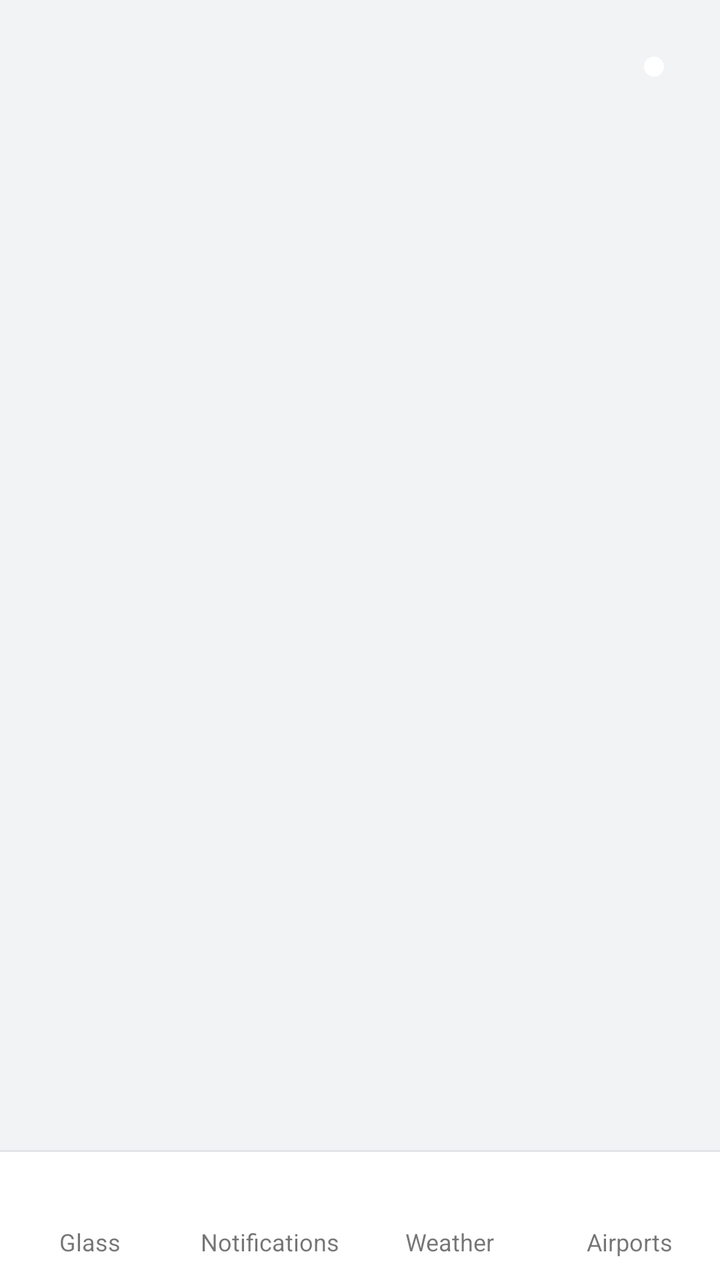
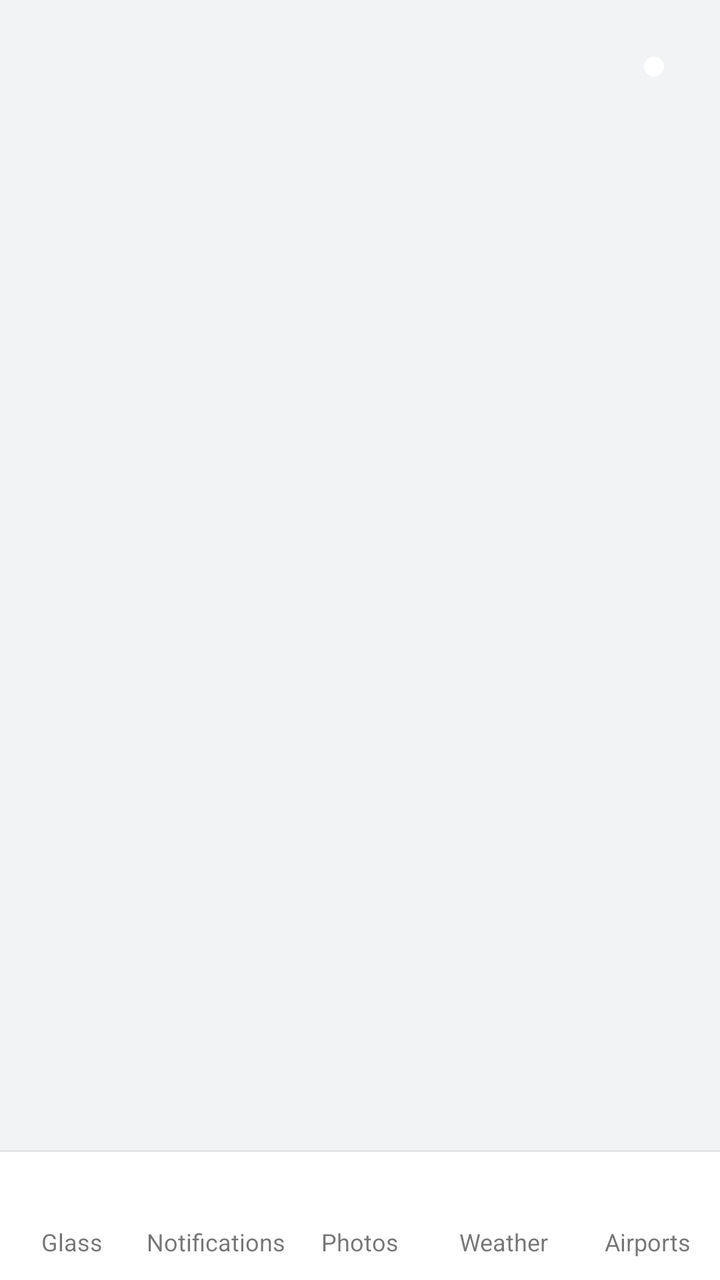

Compare the two renders of this Android layout. The source of the first and the diff that turns it into the second are given below.
<!-- AndroidManifest.xml: application theme AppTheme -->
<!-- res/layout/activity_main.xml -->
<?xml version="1.0" encoding="utf-8"?>
<LinearLayout xmlns:android="http://schemas.android.com/apk/res/android"
    android:layout_width="match_parent"
    android:layout_height="match_parent"
    android:background="@color/page_bg"
    android:fitsSystemWindows="true"
    android:orientation="vertical">

    
    <LinearLayout
        android:layout_width="match_parent"
        android:layout_height="wrap_content"
        android:gravity="center_vertical"
        android:orientation="horizontal"
        android:paddingLeft="20dp"
        android:paddingTop="16dp"
        android:paddingRight="20dp"
        android:paddingBottom="8dp">
        <TextView
            android:id="@+id/page_title"
            android:layout_width="0dp"
            android:layout_height="wrap_content"
            android:layout_weight="1"
            android:textSize="26sp"
            android:textStyle="bold" />
        <View
            android:id="@+id/header_dot"
            android:layout_width="10dp"
            android:layout_height="10dp"
            android:layout_marginEnd="8dp"
            android:background="@drawable/status_dot" />
        <TextView
            android:id="@+id/header_state"
            android:layout_width="wrap_content"
            android:layout_height="wrap_content"
            android:textColor="@color/muted_text"
            android:textSize="14sp" />
    </LinearLayout>

    <FrameLayout
        android:layout_width="match_parent"
        android:layout_height="0dp"
        android:layout_weight="1">
        <ScrollView
            android:id="@+id/page_glass"
            android:layout_width="match_parent"
            android:layout_height="match_parent"
            android:visibility="gone">
            <LinearLayout
                android:layout_width="match_parent"
                android:layout_height="wrap_content"
                android:orientation="vertical"
                android:paddingLeft="16dp"
                android:paddingTop="4dp"
                android:paddingRight="16dp"
                android:paddingBottom="24dp">
            
            <LinearLayout
                style="@style/Card"
                android:gravity="center_vertical"
                android:minHeight="72dp"
                android:orientation="horizontal"
                android:paddingTop="14dp"
                android:paddingBottom="14dp">
                <View
                    android:id="@+id/status_dot"
                    android:layout_width="12dp"
                    android:layout_height="12dp"
                    android:layout_marginEnd="14dp"
                    android:background="@drawable/status_dot" />
                <LinearLayout
                    android:layout_width="0dp"
                    android:layout_height="wrap_content"
                    android:layout_weight="1"
                    android:orientation="vertical">
                    <TextView
                        android:id="@+id/status_title"
                        android:layout_width="match_parent"
                        android:layout_height="wrap_content"
                        android:textSize="18sp"
                        android:textStyle="bold" />
                    <TextView
                        android:id="@+id/status_detail"
                        style="@style/Hint"
                        android:layout_marginTop="2dp"
                        android:textSize="14sp" />
                </LinearLayout>
            </LinearLayout>

            
            <LinearLayout
                android:id="@+id/permissions_card"
                style="@style/Card"
                android:layout_marginTop="12dp"
                android:background="@drawable/card_warn_bg"
                android:paddingTop="12dp">
                <TextView
                    android:layout_width="match_parent"
                    android:layout_height="wrap_content"
                    android:layout_marginBottom="4dp"
                    android:text="Finish setup"
                    android:textSize="16sp"
                    android:textStyle="bold" />
                <LinearLayout
                    android:id="@+id/notif_access_row"
                    android:layout_width="match_parent"
                    android:layout_height="wrap_content"
                    android:gravity="center_vertical"
                    android:orientation="horizontal">
                    <TextView
                        android:id="@+id/notif_access_state"
                        style="@style/RowLabel"
                        android:textSize="15sp" />
                    <Button
                        android:id="@+id/notif_access_button"
                        style="@style/TextButton"
                        android:text="Allow" />
                </LinearLayout>
                <LinearLayout
                    android:id="@+id/bt_perm_row"
                    android:layout_width="match_parent"
                    android:layout_height="wrap_content"
                    android:gravity="center_vertical"
                    android:orientation="horizontal">
                    <TextView
                        android:id="@+id/bt_perm_state"
                        style="@style/RowLabel"
                        android:textSize="15sp" />
                    <Button
                        android:id="@+id/bt_perm_button"
                        style="@style/TextButton"
                        android:text="Allow" />
                </LinearLayout>
                <TextView
                    style="@style/Hint"
                    android:layout_marginBottom="4dp"
                    android:text="If notification access is greyed out: App info, three-dot menu, Allow restricted settings." />
            </LinearLayout>

            
            <TextView style="@style/Section" android:text="Pairing" />
            <LinearLayout style="@style/Card">
                <LinearLayout
                    android:layout_width="match_parent"
                    android:layout_height="wrap_content"
                    android:gravity="center_vertical"
                    android:minHeight="52dp"
                    android:orientation="horizontal">
                    <TextView
                        android:id="@+id/glass_summary"
                        style="@style/RowLabel"
                        android:textSize="15sp" />
                    <Button
                        android:id="@+id/glass_edit_button"
                        style="@style/TextButton"
                        android:text="Edit" />
                </LinearLayout>
                <LinearLayout
                    android:id="@+id/glass_edit"
                    android:layout_width="match_parent"
                    android:layout_height="wrap_content"
                    android:orientation="vertical"
                    android:paddingEnd="8dp"
                    android:paddingBottom="4dp">
                    <TextView
                        style="@style/Hint"
                        android:text="Open GlassLink on Glass. Its first card shows the address and the six-digit pair code." />
                    <EditText
                        android:id="@+id/address"
                        android:layout_width="match_parent"
                        android:layout_height="wrap_content"
                        android:layout_marginTop="8dp"
                        android:hint="Glass address, e.g. F8:8F:CA:12:34:56"
                        android:importantForAutofill="no"
                        android:inputType="textCapCharacters|textNoSuggestions"
                        android:maxLength="17"
                        android:singleLine="true" />
                    <EditText
                        android:id="@+id/code"
                        android:layout_width="match_parent"
                        android:layout_height="wrap_content"
                        android:hint="Pair code"
                        android:importantForAutofill="no"
                        android:inputType="numberPassword"
                        android:maxLength="6"
                        android:singleLine="true" />
                    <LinearLayout
                        android:layout_width="match_parent"
                        android:layout_height="wrap_content"
                        android:gravity="end"
                        android:orientation="horizontal">
                        <Button
                            android:id="@+id/choose_paired"
                            style="@style/TextButton"
                            android:text="Paired devices" />
                        <Button
                            android:id="@+id/save"
                            style="@style/TextButton"
                            android:text="Save and connect" />
                    </LinearLayout>
                </LinearLayout>
            </LinearLayout>

            </LinearLayout>
        </ScrollView>
        <ScrollView
            android:id="@+id/page_notifications"
            android:layout_width="match_parent"
            android:layout_height="match_parent"
            android:visibility="gone">
            <LinearLayout
                android:layout_width="match_parent"
                android:layout_height="wrap_content"
                android:orientation="vertical"
                android:paddingLeft="16dp"
                android:paddingTop="4dp"
                android:paddingRight="16dp"
                android:paddingBottom="24dp">
            
            <LinearLayout style="@style/Card" android:layout_marginTop="8dp">
                <Switch
                    android:id="@+id/enabled"
                    style="@style/SwitchRow"
                    android:text="Send notifications to Glass" />
                <View style="@style/Divider" />
                <LinearLayout
                    android:layout_width="match_parent"
                    android:layout_height="wrap_content"
                    android:layout_marginStart="-8dp"
                    android:orientation="horizontal">
                    <Button
                        android:id="@+id/test"
                        style="@style/TextButton"
                        android:layout_width="0dp"
                        android:layout_weight="1"
                        android:text="Send test" />
                    <Button
                        android:id="@+id/quick_replies"
                        style="@style/TextButton"
                        android:layout_width="0dp"
                        android:layout_weight="1"
                        android:text="Quick replies" />
                    <Button
                        android:id="@+id/muted"
                        style="@style/TextButton"
                        android:layout_width="0dp"
                        android:layout_weight="1"
                        android:text="Muted apps" />
                </LinearLayout>
            </LinearLayout>

            <TextView style="@style/Section" android:text="Alerts" />
            <LinearLayout style="@style/Card">
                <Switch
                    android:id="@+id/opt_wake"
                    style="@style/SwitchRow"
                    android:text="Wake Glass for new notifications" />
                <View style="@style/Divider" />
                <Switch
                    android:id="@+id/opt_sound"
                    style="@style/SwitchRow"
                    android:text="Play sound" />
                <View style="@style/Divider" />
                <LinearLayout
                    android:layout_width="match_parent"
                    android:layout_height="wrap_content"
                    android:gravity="center_vertical"
                    android:minHeight="52dp"
                    android:orientation="horizontal">
                    <TextView
                        style="@style/RowLabel"
                        android:text="Keep alerts on screen" />
                    <Button
                        android:id="@+id/opt_alert_seconds"
                        style="@style/TextButton" />
                </LinearLayout>
                <View style="@style/Divider" />
                <Switch
                    android:id="@+id/opt_only_locked"
                    style="@style/SwitchRow"
                    android:text="Only alert when phone is locked" />
                <View style="@style/Divider" />
                <Switch
                    android:id="@+id/opt_follow_dnd"
                    style="@style/SwitchRow"
                    android:text="Follow Do Not Disturb" />
            </LinearLayout>

            <TextView style="@style/Section" android:text="Content" />
            <LinearLayout style="@style/Card">
                <Switch
                    android:id="@+id/opt_show_text"
                    style="@style/SwitchRow"
                    android:text="Show message text on Glass" />
                <View style="@style/Divider" />
                <Switch
                    android:id="@+id/opt_include_silent"
                    style="@style/SwitchRow"
                    android:text="Include silent notifications" />
            </LinearLayout>

            <TextView
                style="@style/Hint"
                android:layout_marginStart="4dp"
                android:layout_marginTop="20dp"
                android:text="With message text off, Glass shows only the app and sender; the message stays on your phone and you can still reply. Ongoing notifications (music, downloads, navigation) and anything an app marks as phone-only are never sent." />
            </LinearLayout>
        </ScrollView>
        <ScrollView
            android:id="@+id/page_weather"
            android:layout_width="match_parent"
            android:layout_height="match_parent"
            android:visibility="gone">
            <LinearLayout
                android:layout_width="match_parent"
                android:layout_height="wrap_content"
                android:orientation="vertical"
                android:paddingLeft="16dp"
                android:paddingTop="4dp"
                android:paddingRight="16dp"
                android:paddingBottom="24dp">
            
            <LinearLayout style="@style/Card" android:layout_marginTop="8dp">
                <Switch
                    android:id="@+id/weather_enabled"
                    style="@style/SwitchRow"
                    android:text="Show weather on Glass" />
                <View style="@style/Divider" />
                <Switch
                    android:id="@+id/weather_fahrenheit"
                    style="@style/SwitchRow"
                    android:text="Use Fahrenheit (&#176;F)" />
                <View style="@style/Divider" />
                <LinearLayout
                    android:layout_width="match_parent"
                    android:layout_height="wrap_content"
                    android:gravity="center_vertical"
                    android:minHeight="52dp"
                    android:orientation="horizontal">
                    <TextView
                        android:id="@+id/weather_place"
                        style="@style/RowLabel" />
                    <Button
                        android:id="@+id/weather_place_button"
                        style="@style/TextButton"
                        android:text="Change" />
                </LinearLayout>
                <LinearLayout
                    android:id="@+id/weather_location_row"
                    android:layout_width="match_parent"
                    android:layout_height="wrap_content"
                    android:gravity="center_vertical"
                    android:orientation="horizontal">
                    <TextView
                        android:id="@+id/weather_location_state"
                        style="@style/RowLabel"
                        android:textColor="@color/muted_text"
                        android:textSize="14sp" />
                    <Button
                        android:id="@+id/weather_location_button"
                        style="@style/TextButton"
                        android:text="Allow" />
                </LinearLayout>
                <View style="@style/Divider" />
                <LinearLayout
                    android:layout_width="match_parent"
                    android:layout_height="wrap_content"
                    android:gravity="center_vertical"
                    android:orientation="horizontal">
                    <TextView
                        android:id="@+id/weather_status"
                        style="@style/Hint"
                        android:layout_width="0dp"
                        android:layout_weight="1" />
                    <Button
                        android:id="@+id/weather_refresh"
                        style="@style/TextButton"
                        android:text="Update now" />
                </LinearLayout>
            </LinearLayout>

            </LinearLayout>
        </ScrollView>
        <ScrollView
            android:id="@+id/page_airports"
            android:layout_width="match_parent"
            android:layout_height="match_parent"
            android:visibility="gone">
            <LinearLayout
                android:layout_width="match_parent"
                android:layout_height="wrap_content"
                android:orientation="vertical"
                android:paddingLeft="16dp"
                android:paddingTop="4dp"
                android:paddingRight="16dp"
                android:paddingBottom="24dp">
            
            <LinearLayout style="@style/Card" android:layout_marginTop="8dp">
                <Switch
                    android:id="@+id/metar_enabled"
                    style="@style/SwitchRow"
                    android:text="Show METARs on Glass" />
                <View style="@style/Divider" />
                <LinearLayout
                    android:layout_width="match_parent"
                    android:layout_height="wrap_content"
                    android:gravity="center_vertical"
                    android:orientation="horizontal">
                    <EditText
                        android:id="@+id/metar_airports"
                        android:layout_width="0dp"
                        android:layout_height="wrap_content"
                        android:layout_weight="1"
                        android:hint="Airports, e.g. KLVN, KMSP"
                        android:importantForAutofill="no"
                        android:inputType="textCapCharacters|textNoSuggestions"
                        android:singleLine="true" />
                    <Button
                        android:id="@+id/metar_save"
                        style="@style/TextButton"
                        android:text="Save" />
                </LinearLayout>
                <TextView
                    android:id="@+id/metar_status"
                    style="@style/Hint"
                    android:layout_marginBottom="6dp" />
            </LinearLayout>

            <TextView
                style="@style/Hint"
                android:layout_marginStart="4dp"
                android:layout_marginTop="16dp"
                android:text="Each airport gets its own card on Glass, after the weather card, showing the raw METAR and its flight category. Reports come from aviationweather.gov." />
            </LinearLayout>
        </ScrollView>
    </FrameLayout>

    <View style="@style/Divider" />

    
    <LinearLayout
        android:layout_width="match_parent"
        android:layout_height="64dp"
        android:background="@color/card_bg"
        android:orientation="horizontal">
        <LinearLayout
            android:id="@+id/tab_glass"
            android:layout_width="0dp"
            android:layout_height="match_parent"
            android:layout_weight="1"
            android:background="?android:attr/selectableItemBackgroundBorderless"
            android:gravity="center"
            android:orientation="vertical">
            <ImageView
                android:id="@+id/tab_glass_icon"
                android:layout_width="24dp"
                android:layout_height="24dp"
                android:importantForAccessibility="no"
                android:src="@drawable/tab_glass" />
            <TextView
                android:id="@+id/tab_glass_label"
                android:layout_width="wrap_content"
                android:layout_height="wrap_content"
                android:layout_marginTop="2dp"
                android:text="Glass"
                android:textSize="12sp" />
        </LinearLayout>
        <LinearLayout
            android:id="@+id/tab_notifications"
            android:layout_width="0dp"
            android:layout_height="match_parent"
            android:layout_weight="1"
            android:background="?android:attr/selectableItemBackgroundBorderless"
            android:gravity="center"
            android:orientation="vertical">
            <ImageView
                android:id="@+id/tab_notifications_icon"
                android:layout_width="24dp"
                android:layout_height="24dp"
                android:importantForAccessibility="no"
                android:src="@drawable/tab_notifications" />
            <TextView
                android:id="@+id/tab_notifications_label"
                android:layout_width="wrap_content"
                android:layout_height="wrap_content"
                android:layout_marginTop="2dp"
                android:text="Notifications"
                android:textSize="12sp" />
        </LinearLayout>
        <LinearLayout
            android:id="@+id/tab_weather"
            android:layout_width="0dp"
            android:layout_height="match_parent"
            android:layout_weight="1"
            android:background="?android:attr/selectableItemBackgroundBorderless"
            android:gravity="center"
            android:orientation="vertical">
            <ImageView
                android:id="@+id/tab_weather_icon"
                android:layout_width="24dp"
                android:layout_height="24dp"
                android:importantForAccessibility="no"
                android:src="@drawable/tab_weather" />
            <TextView
                android:id="@+id/tab_weather_label"
                android:layout_width="wrap_content"
                android:layout_height="wrap_content"
                android:layout_marginTop="2dp"
                android:text="Weather"
                android:textSize="12sp" />
        </LinearLayout>
        <LinearLayout
            android:id="@+id/tab_airports"
            android:layout_width="0dp"
            android:layout_height="match_parent"
            android:layout_weight="1"
            android:background="?android:attr/selectableItemBackgroundBorderless"
            android:gravity="center"
            android:orientation="vertical">
            <ImageView
                android:id="@+id/tab_airports_icon"
                android:layout_width="24dp"
                android:layout_height="24dp"
                android:importantForAccessibility="no"
                android:src="@drawable/tab_airports" />
            <TextView
                android:id="@+id/tab_airports_label"
                android:layout_width="wrap_content"
                android:layout_height="wrap_content"
                android:layout_marginTop="2dp"
                android:text="Airports"
                android:textSize="12sp" />
        </LinearLayout>
    </LinearLayout>
</LinearLayout>
<!-- resources referenced by this layout -->
<resources>
  <color name="card_bg">#FFFFFF</color>
  <color name="muted_text">#6B7075</color>
  <color name="page_bg">#F1F3F4</color>
  <!-- drawable card_warn_bg (drawable) -->
  <?xml version="1.0" encoding="utf-8"?>
  <shape xmlns:android="http://schemas.android.com/apk/res/android" android:shape="rectangle">
      <solid android:color="@color/warn_bg" />
      <corners android:radius="16dp" />
  </shape>
  <!-- drawable status_dot (drawable) -->
  <?xml version="1.0" encoding="utf-8"?>
  <shape xmlns:android="http://schemas.android.com/apk/res/android" android:shape="oval">
      <solid android:color="#FFFFFF" />
      <size android:width="12dp" android:height="12dp" />
  </shape>
  <!-- drawable tab_airports (drawable) -->
  <?xml version="1.0" encoding="utf-8"?>
  <vector xmlns:android="http://schemas.android.com/apk/res/android"
      android:width="24dp" android:height="24dp" android:viewportWidth="24" android:viewportHeight="24">
      <path android:fillColor="#FFFFFF" android:pathData="M21,16v-2l-8,-5V3.5C13,2.67 12.33,2 11.5,2S10,2.67 10,3.5V9l-8,5v2l8,-2.5V19l-2,1.5V22l3.5,-1 3.5,1v-1.5L13,19v-5.5l8,2.5z" />
  </vector>
  <style name="Divider">
          <item name="android:layout_width">match_parent</item>
          <item name="android:layout_height">1dp</item>
          <item name="android:background">@color/divider</item>
      </style>
  <style name="Hint">
          <item name="android:layout_width">match_parent</item>
          <item name="android:layout_height">wrap_content</item>
          <item name="android:paddingEnd">8dp</item>
          <item name="android:textSize">13sp</item>
          <item name="android:textColor">@color/muted_text</item>
      </style>
  <style name="RowLabel">
          <item name="android:textColor">?android:attr/textColorPrimary</item>
          <item name="android:layout_width">0dp</item>
          <item name="android:layout_height">wrap_content</item>
          <item name="android:layout_weight">1</item>
          <item name="android:textSize">16sp</item>
      </style>
  <style name="SwitchRow">
          <item name="android:layout_width">match_parent</item>
          <item name="android:layout_height">wrap_content</item>
          <item name="android:minHeight">52dp</item>
          <item name="android:paddingEnd">8dp</item>
          <item name="android:textSize">16sp</item>
      </style>
  <style name="TextButton" parent="@android:style/Widget.Material.Button.Borderless.Colored">
          <item name="android:layout_width">wrap_content</item>
          <item name="android:layout_height">wrap_content</item>
          <item name="android:textAllCaps">false</item>
          <item name="android:textSize">15sp</item>
      </style>
  <style name="AppTheme" parent="@android:style/Theme.Material.Light.NoActionBar">
          <item name="android:colorPrimary">#1A73E8</item>
          <item name="android:colorAccent">@color/accent</item>
          <item name="android:windowBackground">@color/page_bg</item>
          <item name="android:statusBarColor">@color/page_bg</item>
          <item name="android:windowLightStatusBar">true</item>
      </style>
  <color name="warn_bg">#FEF7E0</color>
  <!-- drawable card_bg (drawable) -->
  <?xml version="1.0" encoding="utf-8"?>
  <shape xmlns:android="http://schemas.android.com/apk/res/android" android:shape="rectangle">
      <solid android:color="@color/card_bg" />
      <corners android:radius="16dp" />
  </shape>
  <color name="divider">#E3E5E8</color>
  <color name="accent">#1A73E8</color>
  <!-- unchanged entries left out for length: 5 -->
</resources>

<!-- the commit's change to res/layout/activity_main.xml (unified diff, before → after) -->
@@ -306,6 +306,42 @@
                 android:text="With message text off, Glass shows only the app and sender; the message stays on your phone and you can still reply. Ongoing notifications (music, downloads, navigation) and anything an app marks as phone-only are never sent." />
             </LinearLayout>
         </ScrollView>
+        <LinearLayout
+            android:id="@+id/page_photos"
+            android:layout_width="match_parent"
+            android:layout_height="match_parent"
+            android:orientation="vertical"
+            android:visibility="gone">
+            <LinearLayout
+                android:layout_width="match_parent"
+                android:layout_height="wrap_content"
+                android:gravity="center_vertical"
+                android:orientation="horizontal"
+                android:paddingLeft="20dp"
+                android:paddingRight="12dp">
+                <TextView
+                    android:id="@+id/photos_status"
+                    style="@style/Hint"
+                    android:layout_width="0dp"
+                    android:layout_weight="1" />
+                <Button
+                    android:id="@+id/photos_refresh"
+                    style="@style/TextButton"
+                    android:text="Refresh" />
+            </LinearLayout>
+            <GridView
+                android:id="@+id/photos_grid"
+                android:layout_width="match_parent"
+                android:layout_height="match_parent"
+                android:clipToPadding="false"
+                android:horizontalSpacing="3dp"
+                android:numColumns="3"
+                android:paddingLeft="12dp"
+                android:paddingRight="12dp"
+                android:paddingBottom="12dp"
+                android:stretchMode="columnWidth"
+                android:verticalSpacing="3dp" />
+        </LinearLayout>
         <ScrollView
             android:id="@+id/page_weather"
             android:layout_width="match_parent"
@@ -488,6 +524,28 @@
                 android:textSize="12sp" />
         </LinearLayout>
         <LinearLayout
+            android:id="@+id/tab_photos"
+            android:layout_width="0dp"
+            android:layout_height="match_parent"
+            android:layout_weight="1"
+            android:background="?android:attr/selectableItemBackgroundBorderless"
+            android:gravity="center"
+            android:orientation="vertical">
+            <ImageView
+                android:id="@+id/tab_photos_icon"
+                android:layout_width="24dp"
+                android:layout_height="24dp"
+                android:importantForAccessibility="no"
+                android:src="@drawable/tab_photos" />
+            <TextView
+                android:id="@+id/tab_photos_label"
+                android:layout_width="wrap_content"
+                android:layout_height="wrap_content"
+                android:layout_marginTop="2dp"
+                android:text="Photos"
+                android:textSize="12sp" />
+        </LinearLayout>
+        <LinearLayout
             android:id="@+id/tab_weather"
             android:layout_width="0dp"
             android:layout_height="match_parent"
<!-- resource entries referenced after the edit -->
@@ -20,6 +20,12 @@
   <vector xmlns:android="http://schemas.android.com/apk/res/android"
       android:width="24dp" android:height="24dp" android:viewportWidth="24" android:viewportHeight="24">
       <path android:fillColor="#FFFFFF" android:pathData="M21,16v-2l-8,-5V3.5C13,2.67 12.33,2 11.5,2S10,2.67 10,3.5V9l-8,5v2l8,-2.5V19l-2,1.5V22l3.5,-1 3.5,1v-1.5L13,19v-5.5l8,2.5z" />
+  </vector>
+  <!-- drawable tab_photos (drawable) -->
+  <?xml version="1.0" encoding="utf-8"?>
+  <vector xmlns:android="http://schemas.android.com/apk/res/android"
+      android:width="24dp" android:height="24dp" android:viewportWidth="24" android:viewportHeight="24">
+      <path android:fillColor="#FFFFFF" android:pathData="M21,19V5c0,-1.1 -0.9,-2 -2,-2H5c-1.1,0 -2,0.9 -2,2v14c0,1.1 0.9,2 2,2h14c1.1,0 2,-0.9 2,-2zM8.5,13.5l2.5,3.01L14.5,12l4.5,6H5l3.5,-4.5z" />
   </vector>
   <style name="Divider">
           <item name="android:layout_width">match_parent</item>
